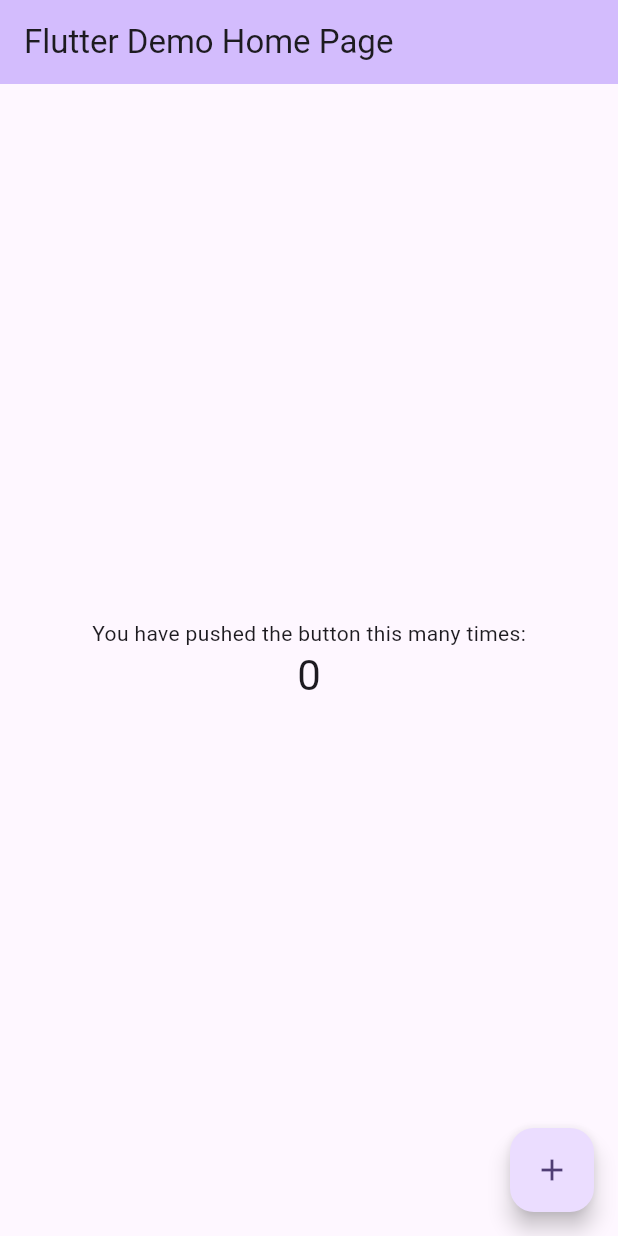
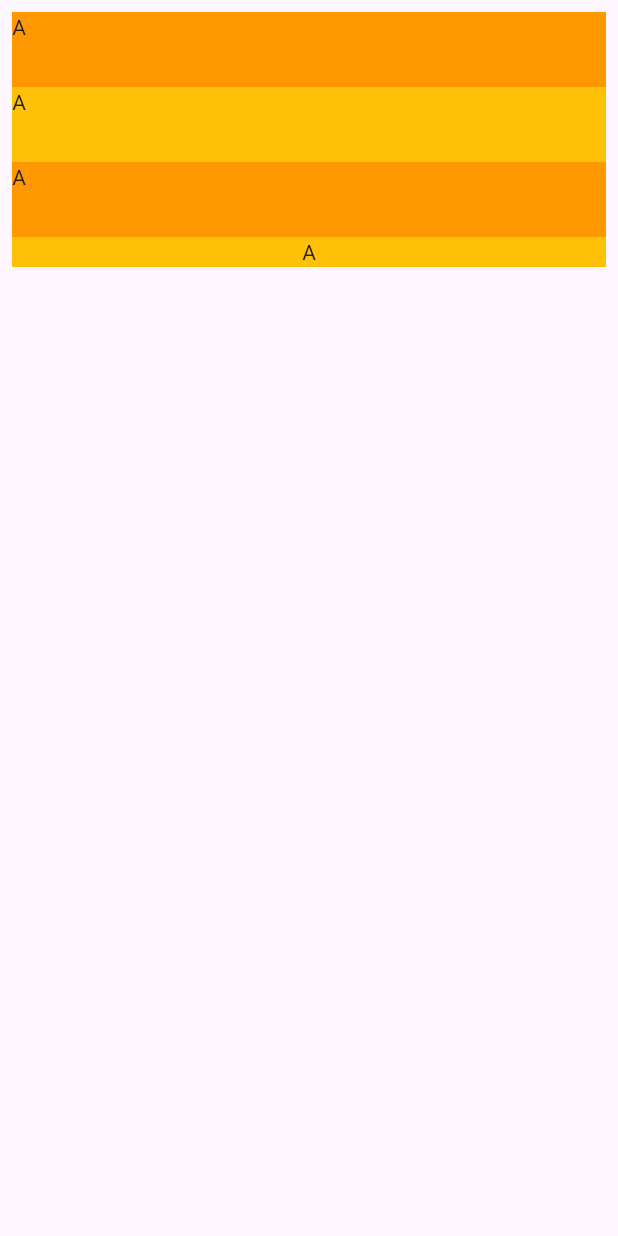
Before and after one commit to jaimetellezb/widget-catalog, a Flutter app: the screen it shows after launch, on a phone screen of 412 x 824 dp. Run offline on Flutter 3.47's test engine with Material 3 defaults, Android fonts, the phone set to English and light mode, and no system bars.

Commit message:
listView

```diff
--- a/lib/main.dart
+++ b/lib/main.dart
@@ -3,6 +3,8 @@ import 'package:flutter/material.dart';
 void main() {
   runApp(const MyApp());
 }
+
+final list = List.generate(10, (index) => index);
 
 class MyApp extends StatelessWidget {
   const MyApp({super.key});
@@ -15,55 +17,83 @@ class MyApp extends StatelessWidget {
         colorScheme: ColorScheme.fromSeed(seedColor: Colors.deepPurple),
         useMaterial3: true,
       ),
-      home: const MyHomePage(title: 'Flutter Demo Home Page'),
+      home: const Center(child: ListViewWidget()),
     );
   }
 }
 
-class MyHomePage extends StatefulWidget {
-  const MyHomePage({super.key, required this.title});
-
-  final String title;
-
-  @override
-  State<MyHomePage> createState() => _MyHomePageState();
-}
-
-class _MyHomePageState extends State<MyHomePage> {
-  int _counter = 0;
-
-  void _incrementCounter() {
-    setState(() {
-      _counter++;
-    });
-  }
+class ListViewWidget extends StatelessWidget {
+  const ListViewWidget({super.key});
 
   @override
   Widget build(BuildContext context) {
     return Scaffold(
-      appBar: AppBar(
-        backgroundColor: Theme.of(context).colorScheme.inversePrimary,
-        title: Text(widget.title),
-      ),
-      body: Center(
-        child: Column(
-          mainAxisAlignment: MainAxisAlignment.center,
-          children: <Widget>[
-            const Text(
-              'You have pushed the button this many times:',
+      body: SafeArea(
+        child: ListView(
+          key: GlobalKey(), // identificador del widget
+          scrollDirection: Axis.vertical, //
+          reverse: true,
+          // controller: , // se puede utilizar para controlar la posición de desplazamiento del ListView.
+
+          shrinkWrap: true,
+
+          padding: const EdgeInsets.all(8.0),
+          // itemExtent: 100, // sobreescribe las dimensiones de los widgets hijos
+          // itemExtentBuilder: (index, dimensions) => 70, // sobreescribe las dimensiones de los widgets hijos
+          // prototypeItem: ,
+          // clipBehavior: ,
+
+          children: [
+            Container(
+              // height: 50,
+              color: Colors.amber,
+              child: const Center(child: Text('A')),
             ),
-            Text(
-              '$_counter',
-              style: Theme.of(context).textTheme.headlineMedium,
+            Container(
+              height: 50,
+              color: Colors.orange,
+              child: const Text('A'),
+            ),
+            Container(
+              height: 50,
+              color: Colors.amber,
+              child: const Text('A'),
+            ),
+            Container(
+              height: 50,
+              color: Colors.orange,
+              child: const Text('A'),
             ),
           ],
         ),
       ),
-      floatingActionButton: FloatingActionButton(
-        onPressed: _incrementCounter,
-        tooltip: 'Increment',
-        child: const Icon(Icons.add),
-      ),
     );
   }
 }
+
+class ListViewBuilderWidget extends StatelessWidget {
+  const ListViewBuilderWidget({super.key});
+
+  @override
+  Widget build(BuildContext context) {
+    return ListView();
+  }
+}
+
+class ListViewCustomWidget extends StatelessWidget {
+  const ListViewCustomWidget({super.key});
+
+  @override
+  Widget build(BuildContext context) {
+    return ListView();
+  }
+}
+
+class ListViewSeparatedWidget extends StatelessWidget {
+  const ListViewSeparatedWidget({super.key});
+
+  @override
+  Widget build(BuildContext context) {
+    return ListView();
+  }
+}
```
